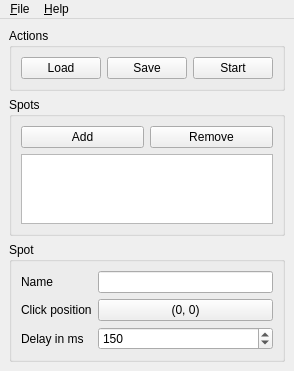
kervala/autoclicker, file ui/mainwindow.ui: the form before one commit.
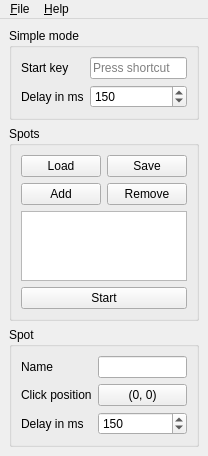
The form after the commit.

Commit message: Fixed: Implement simple mode

The edit to the form file:
```diff
--- a/ui/mainwindow.ui
+++ b/ui/mainwindow.ui
@@ -6,8 +6,8 @@
    <rect>
     <x>0</x>
     <y>0</y>
-    <width>275</width>
-    <height>352</height>
+    <width>196</width>
+    <height>433</height>
    </rect>
   </property>
   <widget class="QWidget" name="centralwidget">
@@ -15,27 +15,39 @@
     <item>
      <widget class="QGroupBox" name="groupBox_3">
       <property name="title">
-       <string>Actions</string>
+       <string>Simple mode</string>
       </property>
-      <layout class="QHBoxLayout" name="horizontalLayout">
-       <item>
-        <widget class="QPushButton" name="loadPushButton">
+      <layout class="QFormLayout" name="formLayout_2">
+       <item row="0" column="0">
+        <widget class="QLabel" name="startKeyLabel">
          <property name="text">
-          <string>Load</string>
+          <string>Start key</string>
          </property>
         </widget>
        </item>
-       <item>
-        <widget class="QPushButton" name="savePushButton">
+       <item row="0" column="1">
+        <widget class="QKeySequenceEdit" name="startKeySequenceEdit"/>
+       </item>
+       <item row="1" column="0">
+        <widget class="QLabel" name="defaultDelayLabel">
          <property name="text">
-          <string>Save</string>
+          <string>Delay in ms</string>
          </property>
         </widget>
        </item>
-       <item>
-        <widget class="QPushButton" name="startPushButton">
-         <property name="text">
-          <string>Start</string>
+       <item row="1" column="1">
+        <widget class="QSpinBox" name="defaultDelaySpinBox">
+         <property name="minimum">
+          <number>1</number>
+         </property>
+         <property name="maximum">
+          <number>1000000</number>
+         </property>
+         <property name="singleStep">
+          <number>10</number>
+         </property>
+         <property name="value">
+          <number>150</number>
          </property>
         </widget>
        </item>
@@ -49,15 +61,29 @@
       </property>
       <layout class="QVBoxLayout" name="verticalLayout">
        <item>
-        <layout class="QHBoxLayout" name="horizontalLayout_2">
-         <item>
+        <layout class="QGridLayout" name="spotsActionsGridLayout">
+         <item row="0" column="0">
+          <widget class="QPushButton" name="loadPushButton">
+           <property name="text">
+            <string>Load</string>
+           </property>
+          </widget>
+         </item>
+         <item row="0" column="1">
+          <widget class="QPushButton" name="savePushButton">
+           <property name="text">
+            <string>Save</string>
+           </property>
+          </widget>
+         </item>
+         <item row="1" column="0">
           <widget class="QPushButton" name="addPushButton">
            <property name="text">
             <string>Add</string>
            </property>
           </widget>
          </item>
-         <item>
+         <item row="1" column="1">
           <widget class="QPushButton" name="removePushButton">
            <property name="text">
             <string>Remove</string>
@@ -76,6 +102,13 @@
          </property>
         </widget>
        </item>
+       <item>
+        <widget class="QPushButton" name="startPushButton">
+         <property name="text">
+          <string>Start</string>
+         </property>
+        </widget>
+       </item>
       </layout>
      </widget>
     </item>
@@ -151,7 +184,7 @@
     <rect>
      <x>0</x>
      <y>0</y>
-     <width>275</width>
+     <width>196</width>
      <height>21</height>
     </rect>
    </property>
```
Left out of the diff: 8 changed lines with no effect on the pictures.
